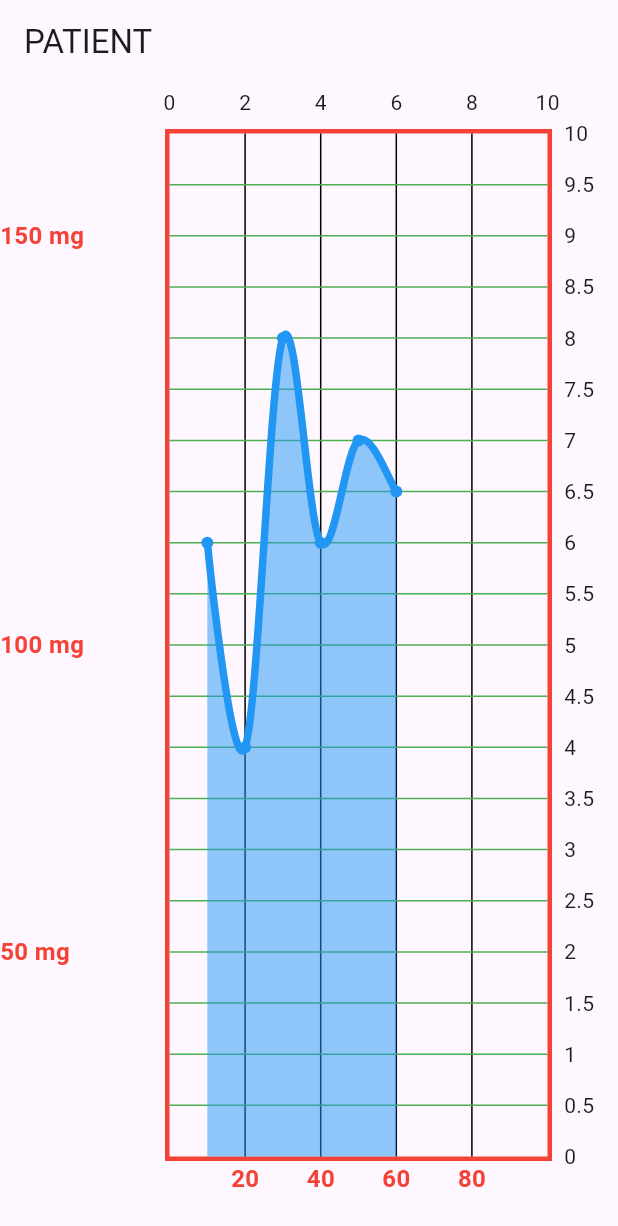
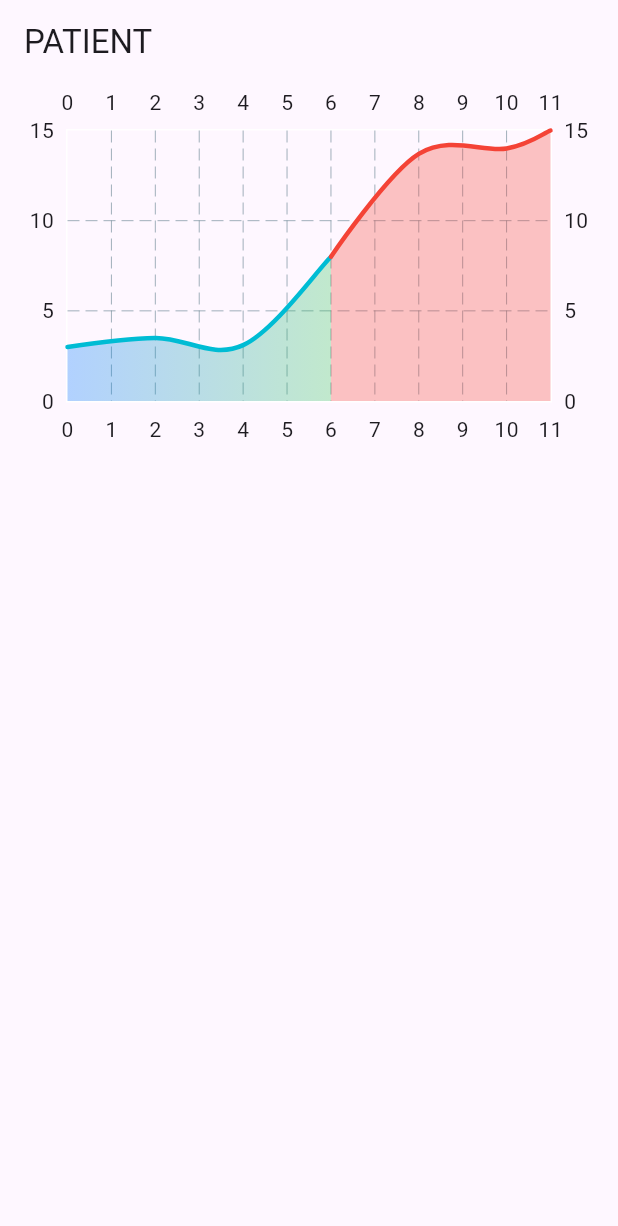
Before and after one commit to AhmetEminSaglik/BloodCheck-Mobil-App, a Flutter app: the screen it shows after launch, on a phone screen of 412 x 824 dp. Shown: the top 1226 px of the screen. Run offline on Flutter 3.47's test engine with Material 2 defaults, Android fonts, the light colour scheme and no system bars; drawn by our look-alikes of fl_chart; our stand-ins replace shared_preferences; missing offline and left inert: dart:ffi.

```diff
--- a/Flutter-Harpia-Health-Analysis/lib/Pages/afterlogin/HomePage.dart
+++ b/Flutter-Harpia-Health-Analysis/lib/Pages/afterlogin/HomePage.dart
@@ -1,6 +1,7 @@
-import 'package:fl_chart/fl_chart.dart';
 import 'package:flutter/material.dart';
 import 'package:flutter_harpia_health_analysis/model/userrole/EnumUserRole.dart';
+
+import 'LineChartDemo2.dart';
 
 class HomePage extends StatefulWidget {
   const HomePage({required this.userRoleId});
@@ -18,136 +19,7 @@ class _HomePageState extends State<HomePage> {
       appBar: AppBar(
         title: Text(EnumUserRole.getRoleName(widget.userRoleId)),
       ),
-      body: MyLineChart(),
+      body:LineChartDemo2()// MyLineChart(),
     );
   }
 }
-
-class CustomWidget extends StatelessWidget {
-  const CustomWidget({Key? key}) : super(key: key);
-
-  @override
-  Widget build(BuildContext context) {
-    return Container(
-      child: Row(
-        children: [
-          Text("Test 1"),
-          Text("Test2 "),
-          Text("Test3"),
-          Text("Test 4"),
-        ],
-      ),
-    );
-  }
-}
-
-TextStyle axisTextStyle() {
-  return TextStyle(
-      fontSize: 16, fontWeight: FontWeight.bold, color: Colors.red);
-}
-
-Widget bottomTiles(double value, TitleMeta meta) {
-  String text;
-  switch (value.toInt()) {
-    case 2:
-      text = '20';
-      break;
-    case 4:
-      text = '40';
-      break;
-    case 6:
-      text = '60';
-      break;
-    case 8:
-      text = '80';
-      break;
-    default:
-      return Text("");
-  }
-  return Text(
-    text,
-    style: axisTextStyle(),
-    textAlign: TextAlign.left,
-  );
-}
-
-Widget leftTiles(double value, TitleMeta meta) {
-  String text;
-  switch (value.toInt()) {
-    case 2:
-      text = '50 mg';
-      break;
-    case 5:
-      text = '100 mg';
-      break;
-    case 9:
-      text = '150 mg';
-      break;
-    default:
-      return Text("");
-  }
-  return Text(
-    text,
-    style: axisTextStyle(),
-    textAlign: TextAlign.left,
-  );
-}
-
-class MyLineChart extends StatelessWidget {
-  @override
-  Widget build(BuildContext context) => LineChart(
-        LineChartData(
-          minX: 0,
-          maxX: 10,
-          minY: 0,
-          maxY: 10,
-          titlesData: const FlTitlesData(
-            leftTitles: AxisTitles(
-              // axisNameWidget: CustomWidget(),
-              sideTitles: SideTitles(
-                  reservedSize: 110,
-                  showTitles: true,
-                  interval: 1,
-                  getTitlesWidget: leftTiles),
-            ),
-            bottomTitles: AxisTitles(
-              axisNameSize: 25,
-              // axisNameWidget: CustomWidget(),
-              sideTitles: SideTitles(
-                  reservedSize: 50,
-                  showTitles: true,
-                  getTitlesWidget: bottomTiles),
-            ),
-            /*leftTitles: SideTitles(showTitles: true),
-        bottomTitles: SideTitles(showTitles: true),*/
-          ),
-          gridData: FlGridData(
-              show: true,
-              getDrawingHorizontalLine: (value) {
-                return FlLine(color: Colors.green, strokeWidth: 1);
-              },
-              getDrawingVerticalLine: (value) {
-                return FlLine(color: Colors.black, strokeWidth: 1);
-              }),
-          borderData: FlBorderData(
-              show: true, border: Border.all(color: Colors.red, width: 3)),
-          lineBarsData: [
-            LineChartBarData(
-              spots: [
-                const FlSpot(1, 6),
-                const FlSpot(2, 4),
-                const FlSpot(3, 8),
-                const FlSpot(4, 6),
-                const FlSpot(5, 7),
-                const FlSpot(6, 6.5),
-              ],
-              isCurved: true,
-              color: Colors.blue,
-              barWidth: 5,
-              belowBarData:
-                  BarAreaData(show: true, color: Colors.blue.withOpacity(0.5)),
-            )
-          ],
-        ),
-      );
-}
--- /dev/null
+++ b/Flutter-Harpia-Health-Analysis/lib/Pages/afterlogin/LineChartDemo2.dart
@@ -0,0 +1,69 @@
+import 'package:fl_chart/fl_chart.dart';
+import 'package:flutter/cupertino.dart';
+import 'package:flutter/material.dart';
+
+class LineChartDemo2 extends StatelessWidget {
+  final List<Color> gradientColors = const [
+    CupertinoColors.systemBlue,
+    CupertinoColors.systemGreen,
+  ];
+
+  @override
+  Widget build(BuildContext context) {
+    return Scaffold(
+      body: Container(
+        // color: Colors.red,
+        child: Column(
+          children: [
+            AspectRatio(
+              aspectRatio: 1.70,
+              child: LineChart(lineChartData()),
+            )
+          ],
+        ),
+      ),
+    );
+  }
+
+  LineChartData lineChartData() {
+    return LineChartData(
+        borderData: FlBorderData(border: Border.all(color: Colors.white)),
+        minX: 0,
+        maxX: 11,
+        minY: 0,
+        maxY: 15,
+        lineBarsData: [
+          LineChartBarData(
+              isCurved: true,
+              barWidth: 3,
+              isStrokeCapRound: true,
+              dotData: FlDotData(show: false),
+              belowBarData: BarAreaData(
+                  show: true,
+                  gradient: LinearGradient(
+                      colors: gradientColors
+                          .map((e) => e.withOpacity(0.3))
+                          .toList())),
+              spots: const [
+                FlSpot(0, 3),
+                FlSpot(2, 3.5),
+                FlSpot(4, 3.1),
+                FlSpot(6, 8),
+              ]),
+          LineChartBarData(
+              isCurved: true,
+              barWidth: 3,
+              color: Colors.red,
+              isStrokeCapRound: true,
+              dotData: FlDotData(show: false),
+              belowBarData:
+                  BarAreaData(show: true, color: Colors.red.withOpacity(0.3)),
+              spots: const [
+                FlSpot(6, 8),
+                FlSpot(8, 13.7),
+                FlSpot(10, 14),
+                FlSpot(11, 15),
+              ])
+        ]);
+  }
+}
--- /dev/null
+++ b/Flutter-Harpia-Health-Analysis/lib/business/abstracts/PatientChartData.dart
@@ -0,0 +1,5 @@
+import 'dart:ffi';
+
+abstract class PatientChartDataService {
+  void transferPatientDiseaseDataToPatientChartData(Long patientId);
+}
--- a/Flutter-Harpia-Health-Analysis/lib/model/Admin.dart
+++ b/Flutter-Harpia-Health-Analysis/lib/model/user/Admin.dart
@@ -1,8 +1,11 @@
+
+import 'dart:ffi';
+
 import 'User.dart';
 
 class Admin extends User {
   Admin(
-      {required int id,
+      {required Long id,
       required int roleId,
       required String name,
       required String lastname,
@@ -25,7 +28,7 @@ class Admin extends User {
 
   factory Admin.fromJson(Map<String, dynamic> json) {
     return Admin(
-        id: json["id"] as int,
+        id: json["id"] as Long,
         roleId: json["roleId"] as int,
         name: json["name"] as String,
         lastname: json['lastname'] as String,
--- a/Flutter-Harpia-Health-Analysis/lib/model/Patient.dart
+++ b/Flutter-Harpia-Health-Analysis/lib/model/user/Doctor.dart
@@ -1,29 +1,38 @@
-import 'package:flutter_harpia_health_analysis/model/User.dart';
 
-class Patient extends User {
-  Patient(
-      {required int id,
+import 'dart:ffi';
+
+import 'User.dart';
+
+class Doctor extends User {
+  int? totalPatientNumber;
+
+  Doctor(
+      {required Long id,
       required int roleId,
       required String name,
       required String lastname,
       required String username,
-      required String password})
+      required String password,
+      required int totalPatientNumber})
       : super(
             id: id,
             roleId: roleId,
             name: name,
             lastname: lastname,
             username: username,
-            password: password) {}
+            password: password) {
+    this.totalPatientNumber = totalPatientNumber;
+  }
 
-  factory Patient.fromJson(Map<String, dynamic> json) {
-    return Patient(
-        id: json["id"] as int,
+  factory Doctor.fromJson(Map<String, dynamic> json) {
+    return Doctor(
+        id: json["id"] as Long,
         roleId: json["roleId"] as int,
         name: json["name"] as String,
         lastname: json["lastname"] as String,
         username: json["username"] as String,
-        password: json["password"] as String);
+        password: json["password"] as String,
+        totalPatientNumber: json["totalPatientNumber"] as int);
   }
 
   Map<String, dynamic> toJson() {
@@ -33,18 +42,20 @@ class Patient extends User {
       'name': name,
       'lastname': lastname,
       'username': username,
-      'password': password
+      'password': password,
+      'totalPatientNumber': totalPatientNumber
     };
   }
 
   String toString() {
-    return "Patient{" +
+    return "Doctor{" +
         "id=$id" +
         ", roleId=$roleId" +
         ", name='$name'" +
         ", lastname='$lastname'" +
         ", username='$username'" +
         ", password='$password'" +
+        "totalPatientNumber: '$totalPatientNumber'" +
         '}';
   }
 }
--- a/Flutter-Harpia-Health-Analysis/lib/util/SharedPref.dart
+++ b/Flutter-Harpia-Health-Analysis/lib/util/SharedPref.dart
@@ -1,6 +1,7 @@
 import 'package:flutter_harpia_health_analysis/model/EnumUserProp.dart';
 import 'package:shared_preferences/shared_preferences.dart';
-import '../model/User.dart';
+
+import '../model/user/User.dart';
 
 class SharedPref {
   static var sp = null;
```
Also changed, not shown: Flutter-Harpia-Health-Analysis/lib/Pages/afterlogin/LineChartDemo1.dart (added, +133 -0 lines), Flutter-Harpia-Health-Analysis/lib/Pages/login/LoginPage.dart (+8 -10 lines), Flutter-Harpia-Health-Analysis/lib/business/concretes/PatientChartDataManager.dart (added, +16 -0 lines), Flutter-Harpia-Health-Analysis/lib/httprequest/BaseHttpRequest.dart (added, +15 -0 lines), Flutter-Harpia-Health-Analysis/lib/httprequest/HttpRequestPatient.dart (added, +34 -0 lines), Flutter-Harpia-Health-Analysis/lib/httprequest/HttpRequestUser.dart (renamed from Flutter-Harpia-Health-Analysis/lib/httprequest/HttpRequest.dart, +6 -7 lines), Flutter-Harpia-Health-Analysis/lib/model/PatientChartData.dart (added, +23 -0 lines), Flutter-Harpia-Health-Analysis/lib/model/diesease/Disease.dart (added, +25 -0 lines), Flutter-Harpia-Health-Analysis/lib/model/user/Patient.dart (renamed from Flutter-Harpia-Health-Analysis/lib/model/HealthcarePersonnel.dart, +13 -19 lines), Flutter-Harpia-Health-Analysis/lib/model/user/User.dart (renamed from Flutter-Harpia-Health-Analysis/lib/model/User.dart, +13 -9 lines), Flutter-Harpia-Health-Analysis/lib/model/user/UserFactory.dart (renamed from Flutter-Harpia-Health-Analysis/lib/model/UserFactory.dart).
